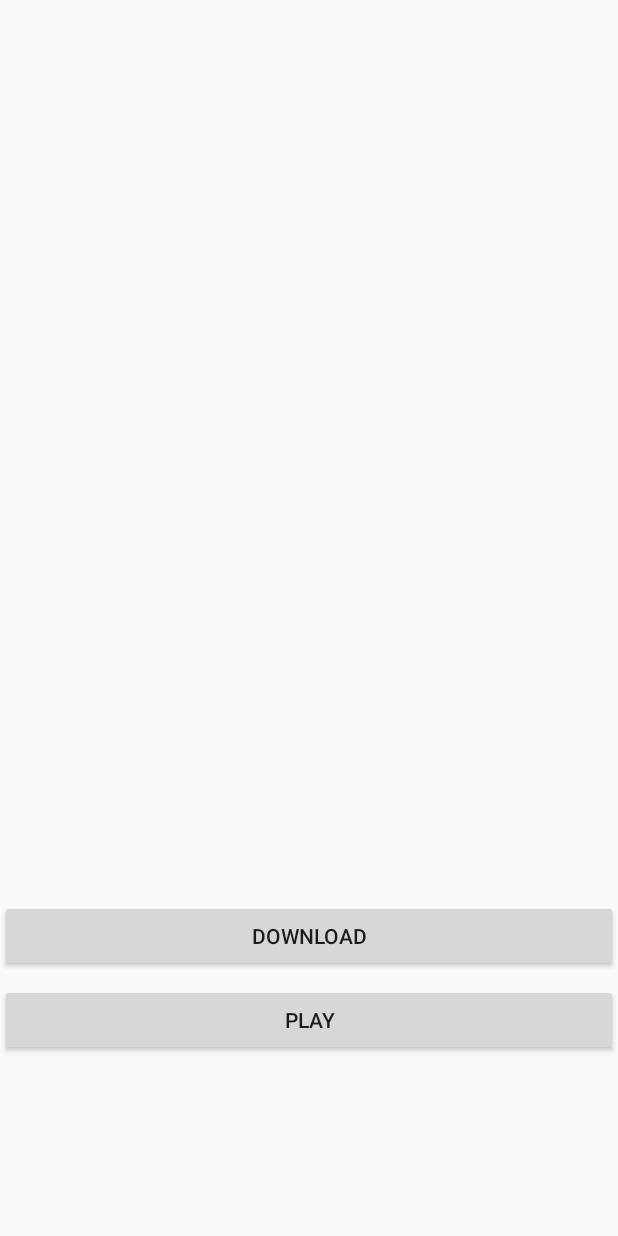
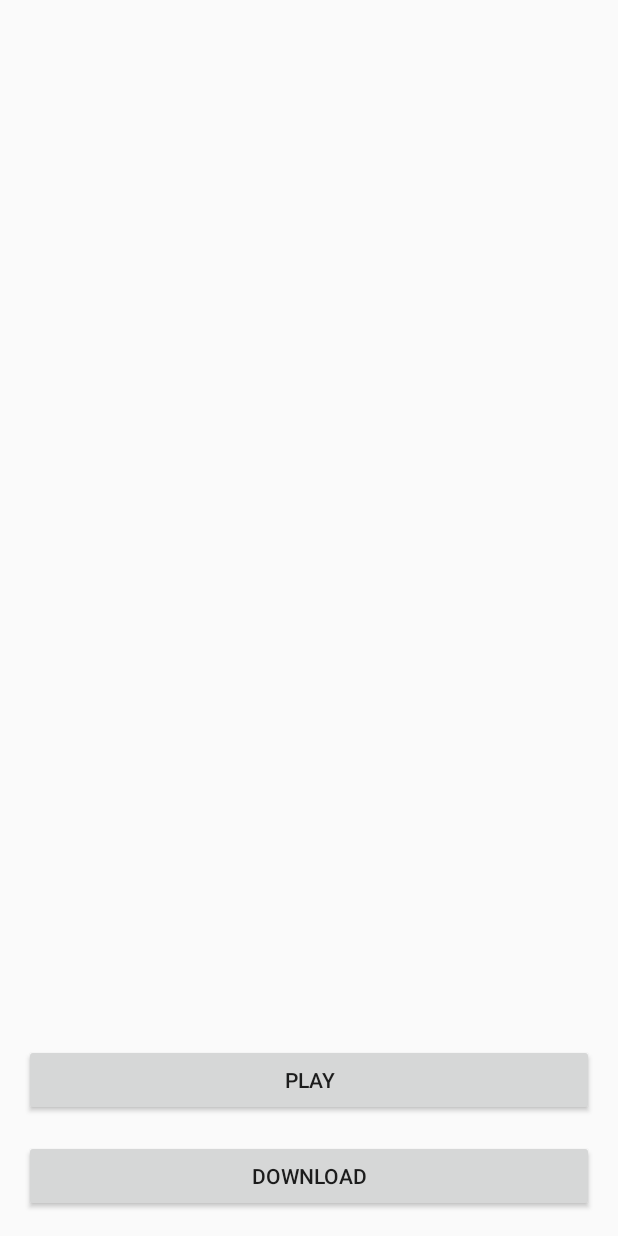
Before and after one commit to m00racle/MusicMachine, an Android app: the layout activity_main.xml on its own in the app's theme, with its tools: preview values and no code run, on a phone screen of 412 x 824 dp. Run offline under Robolectric (Android 15) with nearby library versions, the light colour scheme and no system bars.

Commit message:
fix: main activity layout

```diff
--- a/app/src/main/java/com/ideproject/mooracle/musicmachine/DetailActivity.java
+++ b/app/src/main/java/com/ideproject/mooracle/musicmachine/DetailActivity.java
@@ -35,7 +35,7 @@ public class DetailActivity extends AppCompatActivity {
         }
         else {
             if (intent.getParcelableExtra(MainActivity.EXTRA_SONG) != null) {
-                song = (Song)intent.getParcelableExtra(MainActivity.EXTRA_SONG);
+                song = intent.getParcelableExtra(MainActivity.EXTRA_SONG);
                 titleLabel.setText(song.getTitle());
                 favoriteCheckbox.setChecked(song.isFavorite());
             }
--- a/app/src/main/res/layout/activity_main.xml
+++ b/app/src/main/res/layout/activity_main.xml
@@ -1,5 +1,5 @@
 <?xml version="1.0" encoding="utf-8"?>
-<RelativeLayout
+<android.support.constraint.ConstraintLayout
         xmlns:android="http://schemas.android.com/apk/res/android"
         xmlns:tools="http://schemas.android.com/tools"
         xmlns:app="http://schemas.android.com/apk/res-auto"
@@ -12,19 +12,27 @@
             android:layout_width="match_parent"
             android:layout_height="wrap_content"
             android:id="@+id/downloadButton"
-            android:layout_marginTop="600dp"/>
+            app:layout_constraintStart_toStartOf="parent"
+            app:layout_constraintEnd_toEndOf="parent"
+            android:layout_marginEnd="16dp" android:layout_marginStart="16dp" android:layout_marginBottom="16dp"
+            app:layout_constraintBottom_toBottomOf="parent"/>
     <Button
             android:text="@string/player_text_button"
             android:layout_width="match_parent"
-            android:layout_height="wrap_content"
+            android:layout_height="0dp"
             android:id="@+id/playerButton"
-            android:layout_marginTop="656dp"/>
+            app:layout_constraintStart_toStartOf="parent"
+            android:layout_marginStart="16dp"
+            app:layout_constraintEnd_toEndOf="parent" android:layout_marginEnd="16dp"
+            android:layout_marginBottom="16dp" app:layout_constraintBottom_toTopOf="@+id/downloadButton"/>
 
     <android.support.v7.widget.RecyclerView
             android:layout_width="match_parent"
-            android:layout_height="match_parent"
-            android:layout_above="@id/playerButton"
-            android:layout_marginBottom="@dimen/activity_vertical_margin"
-            android:id="@+id/recyclerView" />
+            android:layout_height="0dp"
+            android:id="@+id/recyclerView" app:layout_constraintStart_toStartOf="parent"
+            android:layout_marginTop="24dp" app:layout_constraintTop_toTopOf="parent"
+            app:layout_constraintEnd_toEndOf="parent" android:layout_marginEnd="8dp"
+            app:layout_constraintHorizontal_bias="0.0" android:layout_marginStart="8dp"
+            android:layout_marginBottom="8dp" app:layout_constraintBottom_toTopOf="@+id/playerButton"/>
 
-</RelativeLayout>
+</android.support.constraint.ConstraintLayout>
```
Also changed, not shown: app/src/main/java/com/ideproject/mooracle/musicmachine/Playlist.java (+1 -9 lines).
